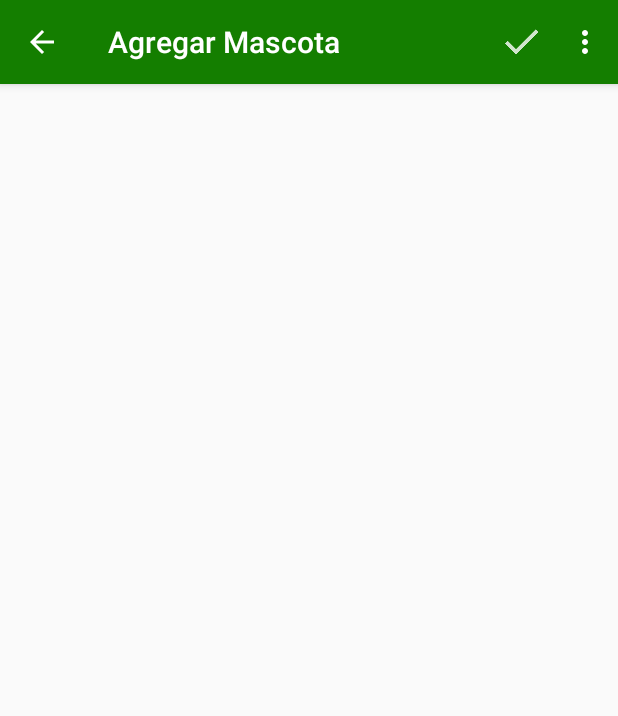
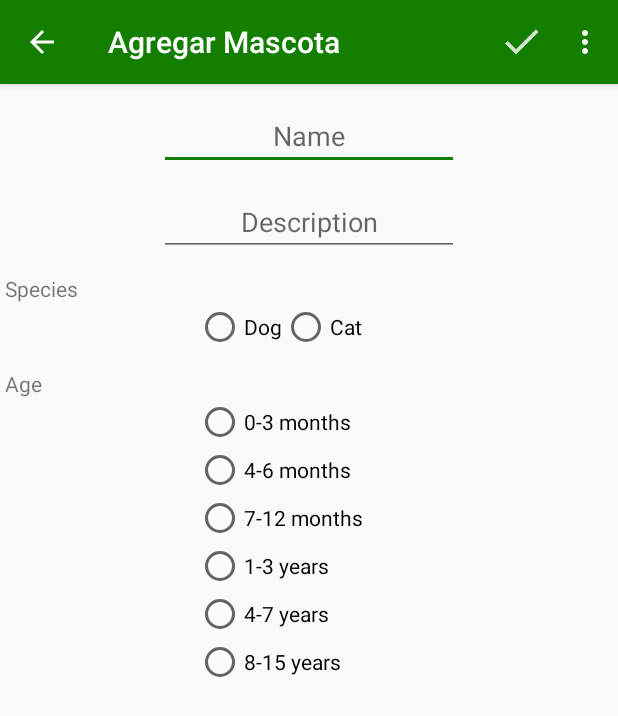
Before and after one commit to jennywoites/TallerProyectosII-2C-2015, an Android app: the AdopcionPublicarActivity screen opened directly, with no data from a screen before it, on a phone screen of 412 x 824 dp. Shown: the top 716 px of the screen. Run offline under Robolectric (Android 15) with nearby library versions, the phone set to English and light mode, and no system bars; our stand-ins replace ButterKnife.

Commit message:
#18 Se sube la estructura de la pantalla de Adopción.

```diff
--- a/app/src/main/java/ar/uba/fi/nicodiaz/mascota/AdopcionPublicarActivity.java
+++ b/app/src/main/java/ar/uba/fi/nicodiaz/mascota/AdopcionPublicarActivity.java
@@ -5,7 +5,15 @@ import android.support.v7.app.AppCompatActivity;
 import android.support.v7.widget.Toolbar;
 import android.view.Menu;
 import android.view.MenuItem;
+import android.view.View;
+import android.widget.EditText;
+import android.widget.RadioButton;
+import android.widget.RadioGroup;
 import android.widget.Toast;
+
+import com.parse.ParseObject;
+
+import butterknife.InjectView;
 
 public class AdopcionPublicarActivity extends AppCompatActivity {
 
@@ -46,8 +54,32 @@ public class AdopcionPublicarActivity extends AppCompatActivity {
     }
 
     private void confirmarAgregarMascota() {
-        // TODO: agregar al server.
+        String name = ((EditText)findViewById(R.id.txtName)).getText().toString();
+        String description = ((EditText)findViewById(R.id.txtDescription)).getText().toString();
+        String specie = this.getSpecieValue();
+        String age = this.getAgeValue();
+
+        // TODO: agrgar el usuario loggeado así se tiene un control de sus mascotas.
+        ParseObject mascota = new ParseObject("MascotaAdopcion");
+        mascota.put(getResources().getString(R.string.Tabla_MascotaAdopcion_COL_Name), name);
+        mascota.put(getResources().getString(R.string.Tabla_MascotaAdopcion_COL_Description), description);
+        mascota.put(getResources().getString(R.string.Tabla_MascotaAdopcion_COL_Species), specie);
+        mascota.put(getResources().getString(R.string.Tabla_MascotaAdopcion_COL_Age), age);
+        mascota.saveInBackground();
+
         Toast.makeText(AdopcionPublicarActivity.this, "¡Mascota publicada!", Toast.LENGTH_SHORT).show();
         finish();
     }
+
+    private String getSpecieValue() {
+        RadioGroup rg = (RadioGroup)findViewById(R.id.rgSpecie);
+        String radiovalue = ((RadioButton)findViewById(rg.getCheckedRadioButtonId())).getText().toString();
+        return(radiovalue);
+    }
+
+    private String getAgeValue() {
+        RadioGroup rg = (RadioGroup)findViewById(R.id.rgAge);
+        String radiovalue = ((RadioButton)findViewById(rg.getCheckedRadioButtonId())).getText().toString();
+        return(radiovalue);
+    }
 }
--- a/app/src/main/java/ar/uba/fi/nicodiaz/mascota/utils/Filter.java
+++ b/app/src/main/java/ar/uba/fi/nicodiaz/mascota/utils/Filter.java
@@ -42,8 +42,12 @@ public class Filter {
 
         // TODO: especificar rangos:
         filters.add(new Filter("Edad")
-                        .addChildren("Cachorro")
-                        .addChildren("Adulto"));
+                .addChildren("0-3 months")
+                .addChildren("4-6 months")
+                .addChildren("7-12 months")
+                .addChildren("1-3 years")
+                .addChildren("4-7 years")
+                .addChildren("6-15 years"));
 
         // TODO: especificar rangos:
         filters.add(new Filter("Distancia")
--- a/app/src/main/res/layout/activity_adopcion_publicar.xml
+++ b/app/src/main/res/layout/activity_adopcion_publicar.xml
@@ -9,8 +9,96 @@
         android:id="@+id/toolbar"
         layout="@layout/toolbar"
         android:layout_height="wrap_content"
-        android:layout_width="match_parent"/>
+        android:layout_width="match_parent" />
 
+    <EditText
+        android:layout_width="200dp"
+        android:layout_height="wrap_content"
+        android:id="@+id/txtName"
+        android:hint="Name"
+        android:layout_gravity="center_horizontal"
+        android:layout_marginTop="12dp"
+        android:gravity="center"
+        android:maxLength="50"/>
 
+    <EditText
+        android:layout_width="200dp"
+        android:layout_height="wrap_content"
+        android:id="@+id/txtDescription"
+        android:hint="Description"
+        android:layout_gravity="center_horizontal"
+        android:layout_marginTop="12dp"
+        android:gravity="center"
+        android:maxLength="255"/>
+
+    <TextView
+        android:layout_width="wrap_content"
+        android:layout_height="wrap_content"
+        android:textAppearance="?android:attr/textAppearanceSmall"
+        android:text="Species"
+        android:id="@+id/lbspecies"
+        android:paddingLeft="5px"
+        android:layout_marginTop="12dp"/>
+
+    <RadioGroup xmlns:android="http://schemas.android.com/apk/res/android"
+        android:layout_width="150dp"
+        android:layout_height="wrap_content"
+        android:orientation="horizontal"
+        android:layout_gravity="center_horizontal"
+        android:id="@+id/rgSpecie">
+
+        <RadioButton android:id="@+id/rdDog"
+            android:layout_width="wrap_content"
+            android:layout_height="wrap_content"
+            android:text="Dog"
+            />
+        <RadioButton android:id="@+id/rdCat"
+            android:layout_width="wrap_content"
+            android:layout_height="wrap_content"
+            android:text="Cat"
+            />
+    </RadioGroup>
+
+    <TextView
+        android:layout_width="wrap_content"
+        android:layout_height="wrap_content"
+        android:textAppearance="?android:attr/textAppearanceSmall"
+        android:text="Age"
+        android:id="@+id/lbAge"
+        android:paddingLeft="5px"
+        android:layout_marginTop="12dp"/>
+
+    <RadioGroup xmlns:android="http://schemas.android.com/apk/res/android"
+        android:layout_width="150dp"
+        android:layout_height="wrap_content"
+        android:orientation="vertical"
+        android:layout_gravity="center_horizontal"
+        android:id="@+id/rgAge">
+
+        <RadioButton android:id="@+id/rdAge1"
+            android:layout_width="wrap_content"
+            android:layout_height="wrap_content"
+            android:text="0-3 months"/>
+        <RadioButton android:id="@+id/rdAge2"
+            android:layout_width="135dp"
+            android:layout_height="wrap_content"
+            android:text="4-6 months"/>
+        <RadioButton android:id="@+id/rdAge3"
+            android:layout_width="wrap_content"
+            android:layout_height="wrap_content"
+            android:text="7-12 months"/>
+        <RadioButton android:id="@+id/rdAge4"
+            android:layout_width="wrap_content"
+            android:layout_height="wrap_content"
+            android:text="1-3 years"/>
+        <RadioButton android:id="@+id/rdAge5"
+            android:layout_width="wrap_content"
+            android:layout_height="wrap_content"
+            android:text="4-7 years"/>
+        <RadioButton android:id="@+id/rdAge6"
+            android:layout_width="wrap_content"
+            android:layout_height="wrap_content"
+            android:text="8-15 years"/>
+    </RadioGroup>
 
 </LinearLayout>
--- a/app/src/main/res/values/strings.xml
+++ b/app/src/main/res/values/strings.xml
@@ -22,4 +22,9 @@
     <string name="filter_title">Filtrar</string>
     <string name="aply">Aplicar</string>
     <string name="restore">Restablecer</string>
+
+    <string name="Tabla_MascotaAdopcion_COL_Name">Name</string>
+    <string name="Tabla_MascotaAdopcion_COL_Description">Description</string>
+    <string name="Tabla_MascotaAdopcion_COL_Species">Species</string>
+    <string name="Tabla_MascotaAdopcion_COL_Age">Age</string>
 </resources>
```
Also changed, not shown: 1 other file.
